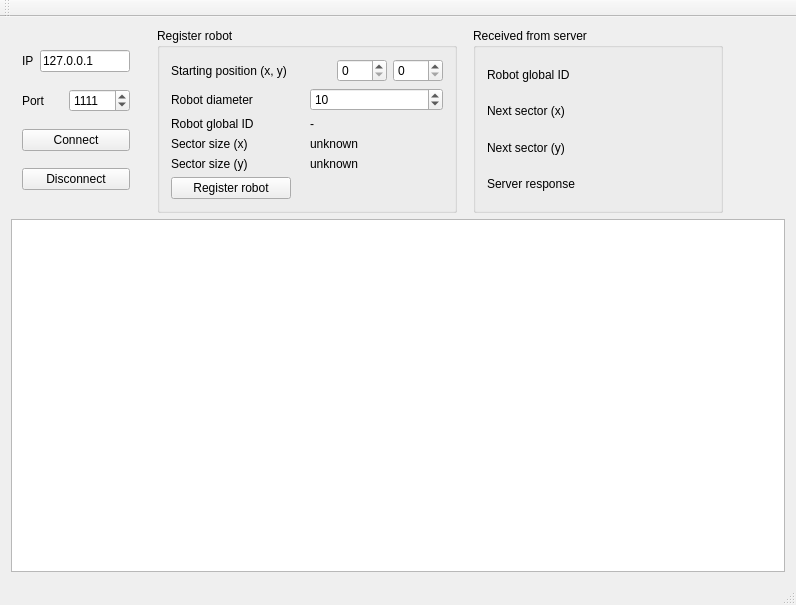
Before: the Qt Designer form klient/klient.ui in pawelbogner/sys_zdarzeniowe_2013, drawn with Qt 5.
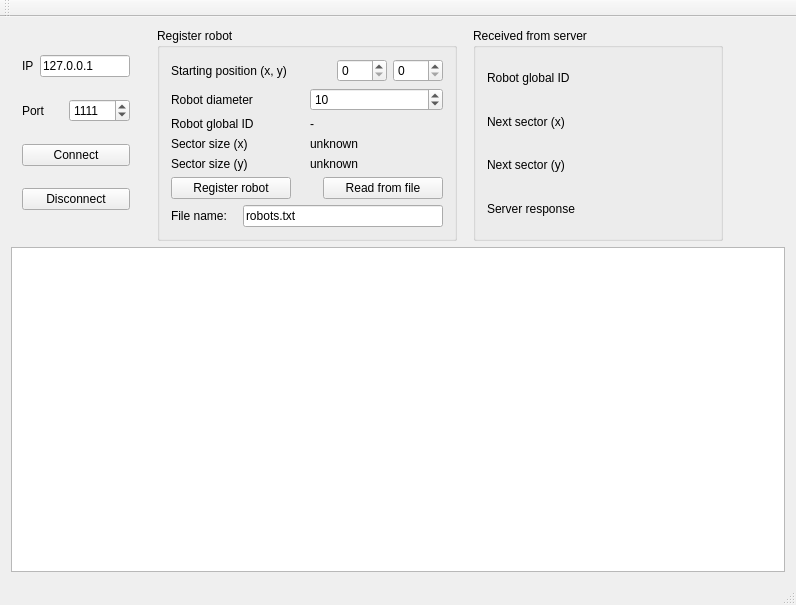
After: the same form once the commit is applied.

Commit message: Registering robots read from file.

```diff
--- a/klient/klient.ui
+++ b/klient/klient.ui
@@ -307,6 +307,43 @@
              </property>
             </spacer>
            </item>
+           <item>
+            <widget class="QPushButton" name="pushButton_4">
+             <property name="minimumSize">
+              <size>
+               <width>120</width>
+               <height>0</height>
+              </size>
+             </property>
+             <property name="text">
+              <string>Read from file</string>
+             </property>
+            </widget>
+           </item>
+          </layout>
+         </item>
+         <item>
+          <layout class="QHBoxLayout" name="horizontalLayout_11">
+           <item>
+            <widget class="QLabel" name="label_6">
+             <property name="text">
+              <string>File name:</string>
+             </property>
+            </widget>
+           </item>
+           <item>
+            <widget class="QLineEdit" name="fileName">
+             <property name="maximumSize">
+              <size>
+               <width>200</width>
+               <height>16777215</height>
+              </size>
+             </property>
+             <property name="text">
+              <string>robots.txt</string>
+             </property>
+            </widget>
+           </item>
           </layout>
          </item>
         </layout>
```
The commit also changes 8 other files.
